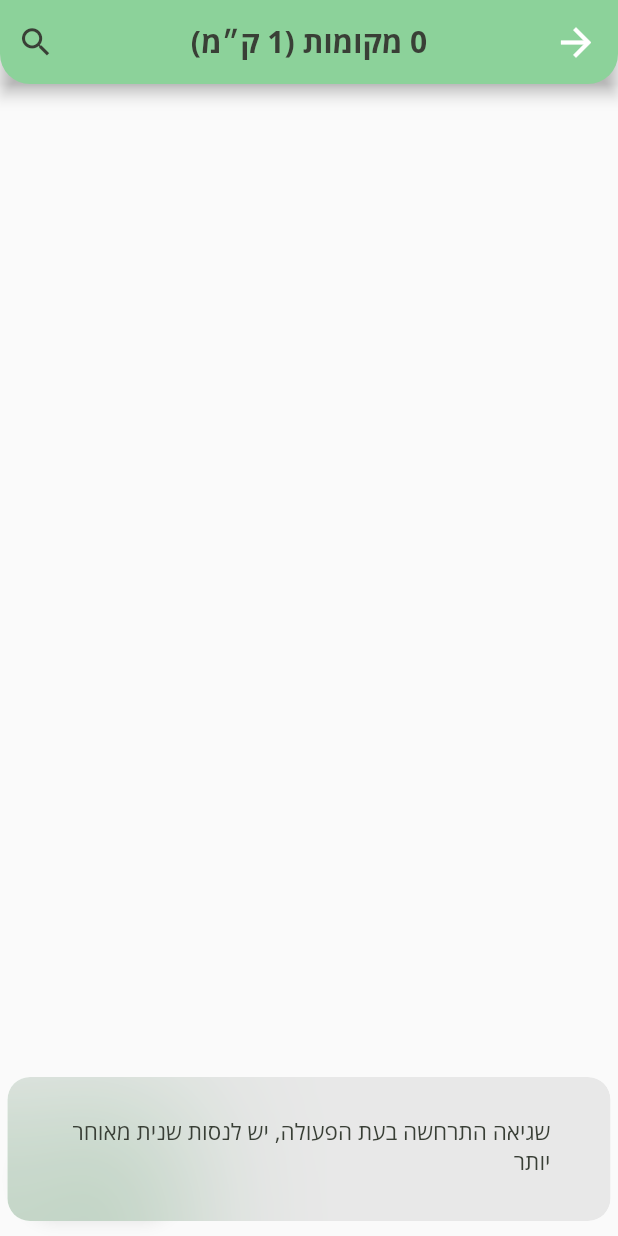
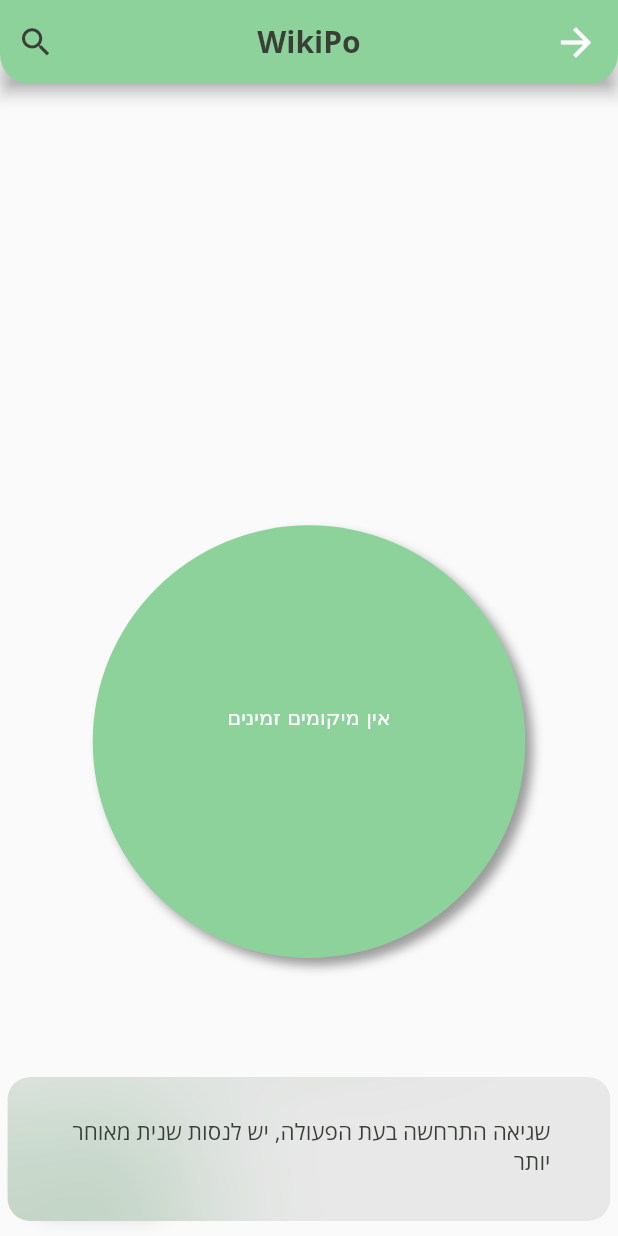
Before and after one commit to Tzahi-Levi/wiki-places-app, a Flutter app: the PlacesPage screen opened directly, after a tap on "רענן", on a phone screen of 412 x 824 dp. Run offline on Flutter 3.47's test engine with Material 2 defaults, Android fonts, the phone set to English and light mode, and no system bars; our stand-ins replace firebase_analytics, firebase_core, firebase_crashlytics, geolocator, get, google_fonts and 5 more; missing offline and left inert: cross_connectivity, firebase_performance, simple_tags, sorted_list; accounts and stored records are empty; network calls fail.

Commit message:
add radio buttons to search place
support empty place screen
#101
#95

```diff
--- a/lib/localization/resources/resources_en.dart
+++ b/lib/localization/resources/resources_en.dart
@@ -30,13 +30,16 @@ final Map<String, String> resourcesEn = {
   'strRadiusMustBePositive': 'The radius must be a positive number',
   'strNoImage':'No Image To Display',
   'strCantIncreaseRadius': "The radius can't be increased above @maxRadius km",
+  'strNoPlacesAvailable': "There are not places available",
 
   // Search Place Page
   'strChangeRadius': 'Current radius',
   'strSearchPlaceAround': 'Search Around Place',
   'strPlaceNotExist': 'The selected place is not found, please try again.',
   'strAddFilter': 'Add filter',
-  'strCurrentPlace': 'Current Place:',
+  'strPlace': 'Place:',
+  'strCurrentPlace': 'Current Place',
+  'strOtherPlace': 'Other Place',
   'strFilters': 'Filters:',
   'strPlaceName': 'Place Name',
 
--- a/lib/localization/resources/resources_he.dart
+++ b/lib/localization/resources/resources_he.dart
@@ -31,12 +31,15 @@ final Map<String, String> resourcesHe = {
   'strNoImage':'אין תמונה להציג',
   'strCantIncreaseRadius':'לא ניתן להגדיל את הרדיוס מעבר ל-@maxRadius ק״מ',
   'strAddFilter': 'הוסף מסנן',
+  'strNoPlacesAvailable': "אין מיקומים זמינים",
 
   // Search Place Page
   'strChangeRadius': 'הרדיוס הנוכחי',
   'strSearchPlaceAround': 'חיפוש בסביבת מקום',
   'strPlaceNotExist': 'לא היה ניתן למצוא את המיקום המבוקש, יש לנסות שנית.',
-  'strCurrentPlace': 'המיקום הנוכחי:',
+  'strPlace': 'המיקום:',
+  'strCurrentPlace': 'המיקום הנוכחי',
+  'strOtherPlace': 'מיקום אחר',
   'strFilters': 'מסננים:',
   'strPlaceName': 'שם המקום',
 
--- a/lib/pages/placeholder_page/placeholder_page.dart
+++ b/lib/pages/placeholder_page/placeholder_page.dart
@@ -12,7 +12,11 @@ class PlaceholderPage extends StatelessWidget {
   final IconData? secondIcon;
   final PreferredSizeWidget? appBar;
 
-  List<String> _getTextToken() {
+  List<String> get _textToken {
+    if (firstIcon == null) {
+      return [content];
+    }
+
     List<String> textToken = [];
     List<String> firstTokens = content.split(GlobalConstants.firstIconTextSeparator);
     textToken.addAll([firstTokens[0], ...firstTokens[1].split(GlobalConstants.secondIconTextSeparator)]);
@@ -21,15 +25,13 @@ class PlaceholderPage extends StatelessWidget {
 
   @override
   Widget build(BuildContext context) {
-    List<String> textToken = _getTextToken();
     Size size = Size(Get.width, Get.height);
     return Scaffold(
       extendBodyBehindAppBar: true,
       appBar: appBar != null ? appBar! : WikiPlacesAppBar(
         showAppTitle: true,
       ),
-      body: firstIcon == null ? Text(content) :
-      Column(
+      body: Column(
         mainAxisAlignment: MainAxisAlignment.spaceEvenly,
         children: [
           Center(
@@ -49,19 +51,19 @@ class PlaceholderPage extends StatelessWidget {
                     text: TextSpan(
                       children: [
                         TextSpan(
-                          text: textToken[0] + " ",
+                          text: _textToken[0],
                         ),
                         WidgetSpan(
-                          child: Icon(firstIcon, color: Colors.white,),
+                          child: firstIcon == null ? Container() : Icon(firstIcon, color: Colors.white),
                         ),
                         TextSpan(
-                          text: textToken[1],
+                          text: _textToken.length > 1 ? _textToken[1] : "",
                         ),
                         WidgetSpan(
-                          child: Icon(secondIcon, color: Colors.white),
+                          child: secondIcon == null ? Container() : Icon(secondIcon, color: Colors.white),
                         ),
                         TextSpan(
-                          text: textToken[2],
+                          text: _textToken.length > 2 ?_textToken[2] : "",
                         ),
                       ],
                     ),
--- a/lib/pages/places/places_page.dart
+++ b/lib/pages/places/places_page.dart
@@ -5,6 +5,7 @@ import 'dart:math';
 import 'package:wiki_places/controllers/store_controller.dart';
 import 'package:wiki_places/global/constants.dart';
 import 'package:wiki_places/global/utils.dart';
+import 'package:wiki_places/pages/placeholder_page/placeholder_page.dart';
 import 'package:wiki_places/widgets/appbar.dart';
 import 'package:wiki_places/widgets/place/place_card.dart';
 import 'package:wiki_places/widgets/search_places_fab.dart';
@@ -42,13 +43,22 @@ class PlacesPage extends StatelessWidget {
   @override
   Widget build(BuildContext context) {
     return GetX<StoreController>(
-      builder: (store) => Scaffold(
+      builder: (store) =>
+      _storeController.placesCollection.value.isEmpty ?
+      PlaceholderPage(
+          content: 'strNoPlacesAvailable'.tr,
+          appBar: SearchPlaceAppbar(showAppTitle: true),
+      ) : Scaffold(
         extendBodyBehindAppBar: true,
         appBar: SearchPlaceAppbar(),
-        body: _storeController.placesCollection.value.isEmpty ? Container() : Stack(
-          children: [Container(
+        body: Stack(
+          children: [
+            Container(
               decoration: BoxDecoration(
-                image: DecorationImage(image: AssetImage(GlobalConstants.appBackgroundImage), fit: BoxFit.cover)
+                image: DecorationImage(
+                    image: AssetImage(GlobalConstants.appBackgroundImage),
+                    fit: BoxFit.cover,
+                ),
               ),
             ),
             ListView(
@@ -59,7 +69,8 @@ class PlacesPage extends StatelessWidget {
                   child: AboutTheApp(),
                 ),
               ],
-          )],
+            ),
+          ],
         ),
         floatingActionButton: SearchPlacesFAB(),
       ),
--- a/lib/widgets/filters.dart
+++ b/lib/widgets/filters.dart
@@ -31,7 +31,7 @@ class _FiltersState extends State<Filters> {
     }
   }
 
-  void _removeFilter(String filter) {
+  void _removeFilter(String filter) {  // TODO- add snackbar with UNDO
     setState(() {
       _storeController.removePlaceFilter(filter);
     });
```
Also changed, not shown: lib/pages/search_place/search_place.dart (+5 -4 lines), lib/widgets/radio_buttons.dart (added, +54 -0 lines), lib/widgets/search_place_widget.dart (+33 -5 lines). Lines whose indentation alone changed are shown as unchanged.
